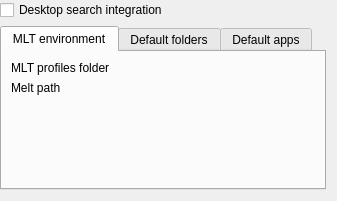
Before: the Qt Designer form src/widgets/configenv_ui.ui in KDE/kdenlive, drawn with Qt 5.
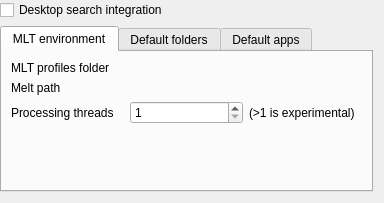
After: the same form once the commit is applied. Custom widgets are drawn as their Qt base class.

What changed in the file:
```diff
--- a/src/widgets/configenv_ui.ui
+++ b/src/widgets/configenv_ui.ui
@@ -6,8 +6,8 @@
    <rect>
     <x>0</x>
     <y>0</y>
-    <width>337</width>
-    <height>201</height>
+    <width>384</width>
+    <height>203</height>
    </rect>
   </property>
   <layout class="QGridLayout" name="gridLayout">
@@ -41,7 +41,7 @@
          </property>
         </widget>
        </item>
-       <item row="0" column="1">
+       <item row="0" column="1" colspan="2">
         <widget class="KUrlRequester" name="mltpathurl"/>
        </item>
        <item row="1" column="0">
@@ -51,10 +51,10 @@
          </property>
         </widget>
        </item>
-       <item row="1" column="1">
+       <item row="1" column="1" colspan="2">
         <widget class="KUrlRequester" name="rendererpathurl"/>
        </item>
-       <item row="2" column="1">
+       <item row="3" column="1">
         <spacer name="verticalSpacer_2">
          <property name="orientation">
           <enum>Qt::Vertical</enum>
@@ -67,6 +67,33 @@
          </property>
         </spacer>
        </item>
+       <item row="2" column="0">
+        <widget class="QLabel" name="label_6">
+         <property name="text">
+          <string>Processing threads</string>
+         </property>
+        </widget>
+       </item>
+       <item row="2" column="1">
+        <widget class="QSpinBox" name="kcfg_mltthreads">
+         <property name="sizePolicy">
+          <sizepolicy hsizetype="Minimum" vsizetype="Fixed">
+           <horstretch>0</horstretch>
+           <verstretch>0</verstretch>
+          </sizepolicy>
+         </property>
+         <property name="minimum">
+          <number>1</number>
+         </property>
+        </widget>
+       </item>
+       <item row="2" column="2">
+        <widget class="QLabel" name="label_7">
+         <property name="text">
+          <string>(&gt;1 is experimental)</string>
+         </property>
+        </widget>
+       </item>
       </layout>
      </widget>
      <widget class="QWidget" name="tab_2">
```
Left out of the diff: 1 changed line with no effect on the pictures.
